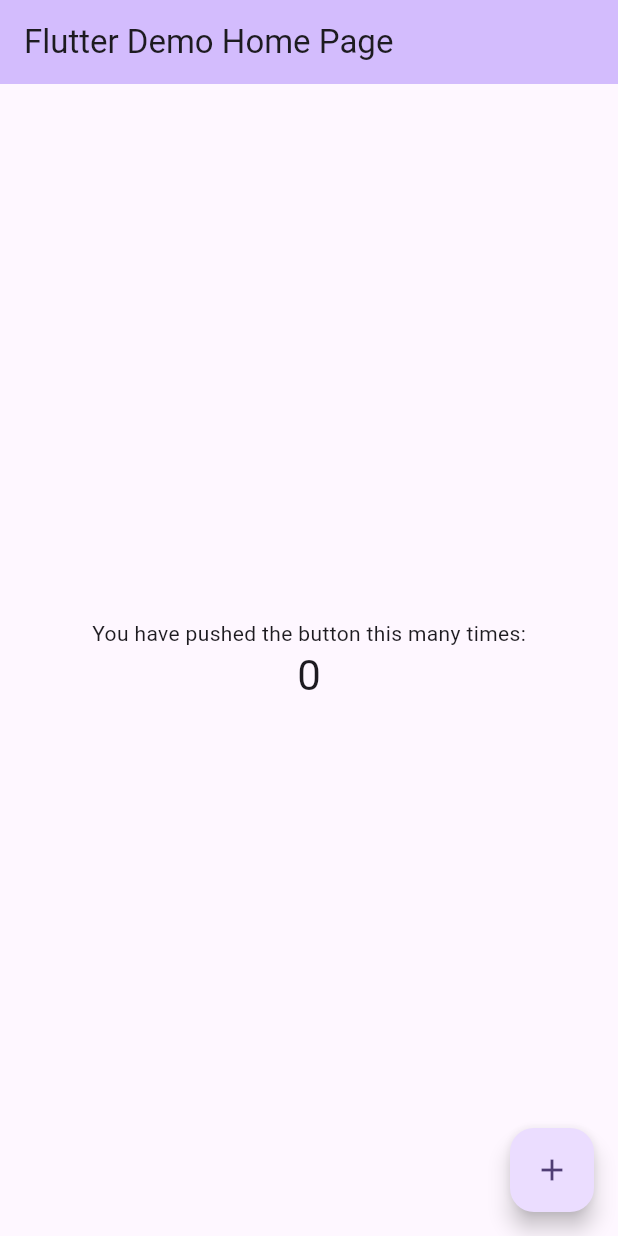
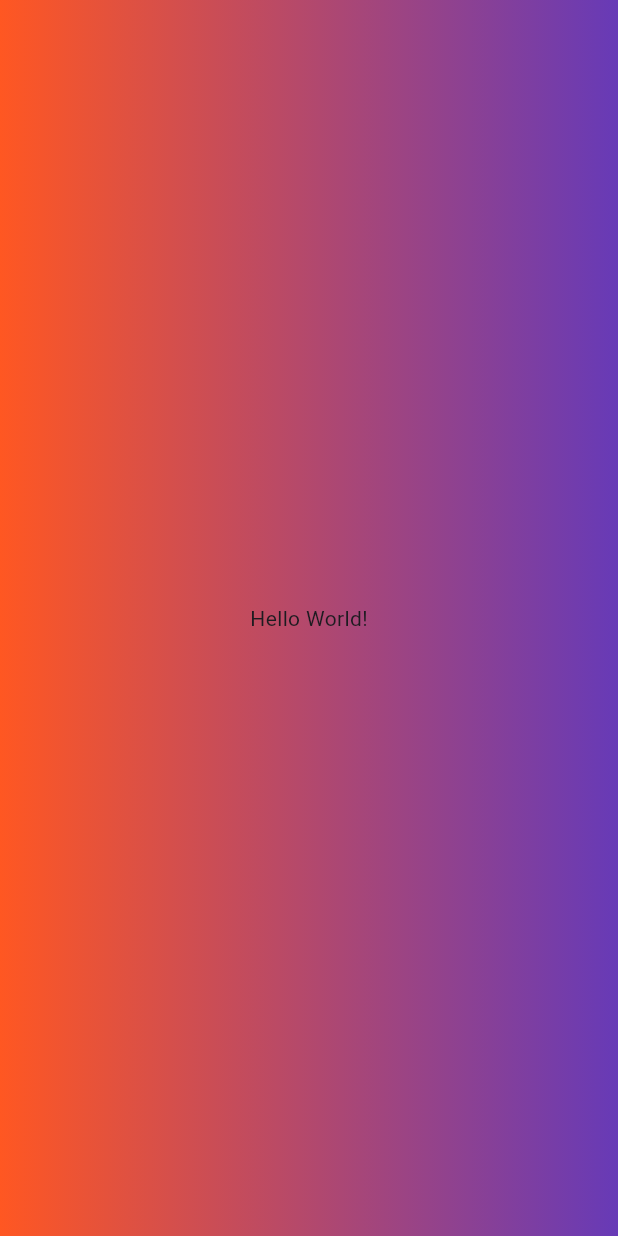
Before and after one commit to Paytonhenry04/CSC-322, a Flutter app: the screen it shows after launch, on a phone screen of 412 x 824 dp. Run offline on Flutter 3.47's test engine with Material 3 defaults, Android fonts, the phone set to English and light mode, and no system bars.

Commit message:
Half way progress

```diff
--- a/lib/main.dart
+++ b/lib/main.dart
@@ -1,122 +1,18 @@
 import 'package:flutter/material.dart';
 
 void main() {
-  runApp(const MyApp());
-}
-
-class MyApp extends StatelessWidget {
-  const MyApp({super.key});
-
-  // This widget is the root of your application.
-  @override
-  Widget build(BuildContext context) {
-    return MaterialApp(
-      title: 'Flutter Demo',
-      theme: ThemeData(
-        // This is the theme of your application.
-        //
-        // TRY THIS: Try running your application with "flutter run". You'll see
-        // the application has a purple toolbar. Then, without quitting the app,
-        // try changing the seedColor in the colorScheme below to Colors.green
-        // and then invoke "hot reload" (save your changes or press the "hot
-        // reload" button in a Flutter-supported IDE, or press "r" if you used
-        // the command line to start the app).
-        //
-        // Notice that the counter didn't reset back to zero; the application
-        // state is not lost during the reload. To reset the state, use hot
-        // restart instead.
-        //
-        // This works for code too, not just values: Most code changes can be
-        // tested with just a hot reload.
-        colorScheme: ColorScheme.fromSeed(seedColor: Colors.deepPurple),
-      ),
-      home: const MyHomePage(title: 'Flutter Demo Home Page'),
-    );
-  }
-}
-
-class MyHomePage extends StatefulWidget {
-  const MyHomePage({super.key, required this.title});
-
-  // This widget is the home page of your application. It is stateful, meaning
-  // that it has a State object (defined below) that contains fields that affect
-  // how it looks.
-
-  // This class is the configuration for the state. It holds the values (in this
-  // case the title) provided by the parent (in this case the App widget) and
-  // used by the build method of the State. Fields in a Widget subclass are
-  // always marked "final".
-
-  final String title;
-
-  @override
-  State<MyHomePage> createState() => _MyHomePageState();
-}
-
-class _MyHomePageState extends State<MyHomePage> {
-  int _counter = 0;
-
-  void _incrementCounter() {
-    setState(() {
-      // This call to setState tells the Flutter framework that something has
-      // changed in this State, which causes it to rerun the build method below
-      // so that the display can reflect the updated values. If we changed
-      // _counter without calling setState(), then the build method would not be
-      // called again, and so nothing would appear to happen.
-      _counter++;
-    });
-  }
-
-  @override
-  Widget build(BuildContext context) {
-    // This method is rerun every time setState is called, for instance as done
-    // by the _incrementCounter method above.
-    //
-    // The Flutter framework has been optimized to make rerunning build methods
-    // fast, so that you can just rebuild anything that needs updating rather
-    // than having to individually change instances of widgets.
-    return Scaffold(
-      appBar: AppBar(
-        // TRY THIS: Try changing the color here to a specific color (to
-        // Colors.amber, perhaps?) and trigger a hot reload to see the AppBar
-        // change color while the other colors stay the same.
-        backgroundColor: Theme.of(context).colorScheme.inversePrimary,
-        // Here we take the value from the MyHomePage object that was created by
-        // the App.build method, and use it to set our appbar title.
-        title: Text(widget.title),
-      ),
-      body: Center(
-        // Center is a layout widget. It takes a single child and positions it
-        // in the middle of the parent.
-        child: Column(
-          // Column is also a layout widget. It takes a list of children and
-          // arranges them vertically. By default, it sizes itself to fit its
-          // children horizontally, and tries to be as tall as its parent.
-          //
-          // Column has various properties to control how it sizes itself and
-          // how it positions its children. Here we use mainAxisAlignment to
-          // center the children vertically; the main axis here is the vertical
-          // axis because Columns are vertical (the cross axis would be
-          // horizontal).
-          //
-          // TRY THIS: Invoke "debug painting" (choose the "Toggle Debug Paint"
-          // action in the IDE, or press "p" in the console), to see the
-          // wireframe for each widget.
-          mainAxisAlignment: MainAxisAlignment.center,
-          children: <Widget>[
-            const Text('You have pushed the button this many times:'),
-            Text(
-              '$_counter',
-              style: Theme.of(context).textTheme.headlineMedium,
+  runApp(
+    MaterialApp(
+      home: Scaffold(
+        body: Container(
+          decoration: BoxDecoration(
+            gradient: LinearGradient(
+              colors: [Colors.deepOrange, Colors.deepPurple],
             ),
-          ],
+          ),
+          child: Center(child: Text('Hello World!')),
         ),
       ),
-      floatingActionButton: FloatingActionButton(
-        onPressed: _incrementCounter,
-        tooltip: 'Increment',
-        child: const Icon(Icons.add),
-      ), // This trailing comma makes auto-formatting nicer for build methods.
-    );
-  }
+    ),
+  );
 }
```
